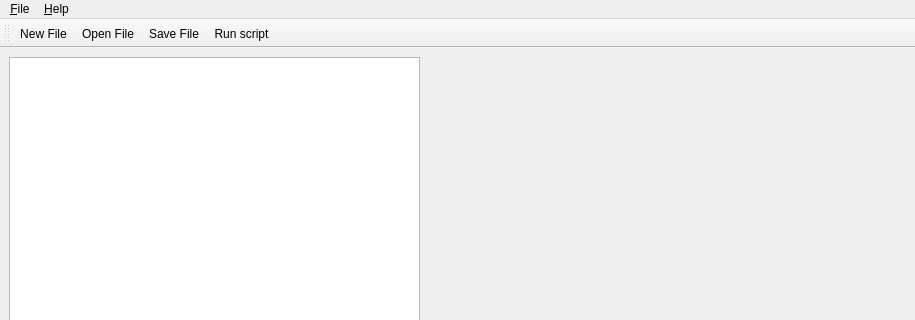
JYU-IBA/jabs, file qjabs/mainwindow.ui: the form before one commit; both pictures show x 0 to 915 and y 0 to 320 of the 915 by 678 pixel window.
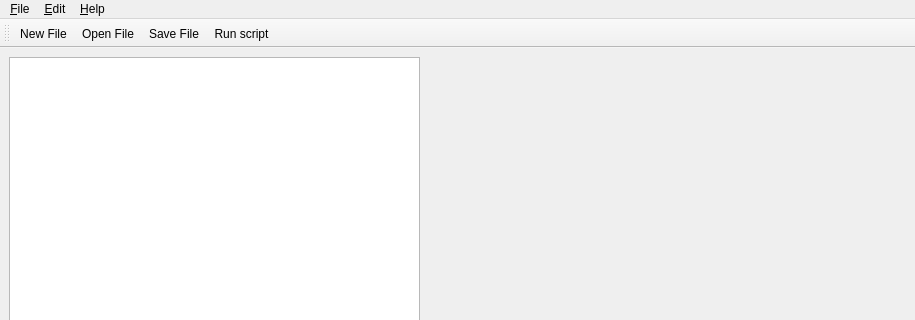
The form after the commit. Icons and pictures are not drawn. Custom widgets are drawn as their Qt base class.

The edit to the form file:
```diff
--- a/qjabs/mainwindow.ui
+++ b/qjabs/mainwindow.ui
@@ -164,7 +164,14 @@
     </property>
     <addaction name="actionAbout"/>
    </widget>
+   <widget class="QMenu" name="menu_Edit">
+    <property name="title">
+     <string>&amp;Edit</string>
+    </property>
+    <addaction name="action_Plot"/>
+   </widget>
    <addaction name="menu_File"/>
+   <addaction name="menu_Edit"/>
    <addaction name="menu_Help"/>
   </widget>
   <widget class="QStatusBar" name="statusbar"/>
```
Left out of the diff: 14 changed lines with no effect on the pictures.
